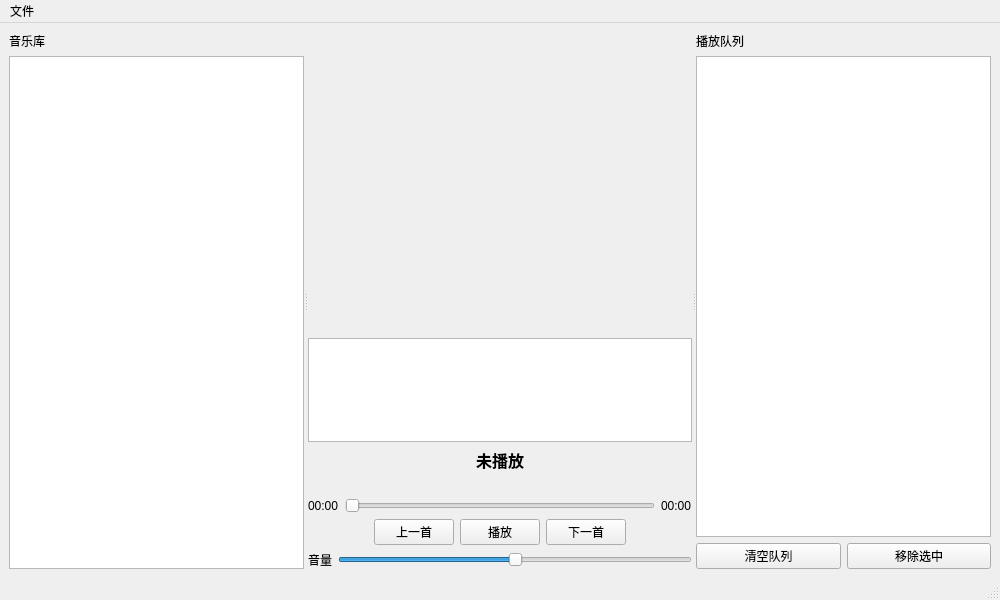
Old version of the form mainwindow.ui in the repository hewenyu/YinYue.
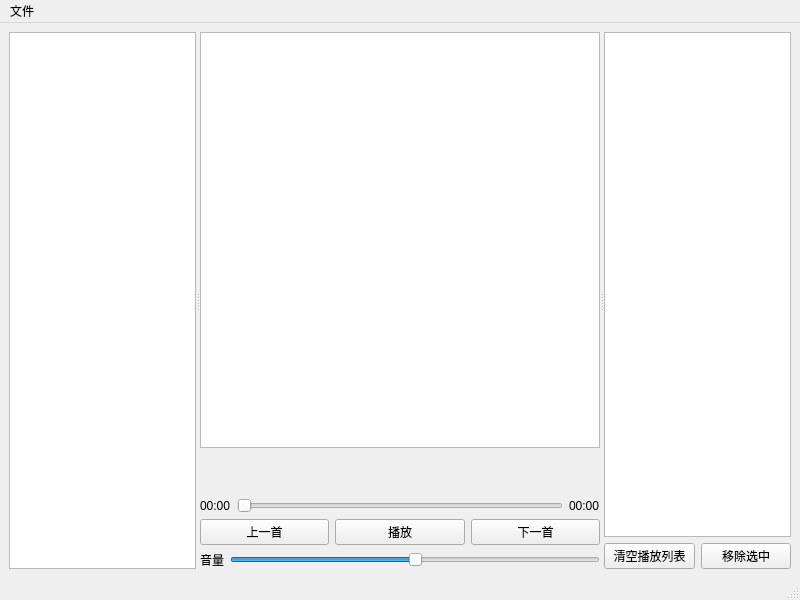
New version of the form.

Patch:
```diff
--- a/mainwindow.ui
+++ b/mainwindow.ui
@@ -6,7 +6,7 @@
    <rect>
     <x>0</x>
     <y>0</y>
-    <width>1000</width>
+    <width>800</width>
     <height>600</height>
    </rect>
   </property>
@@ -21,49 +21,22 @@
        <enum>Qt::Horizontal</enum>
       </property>
       <widget class="QWidget" name="leftWidget" native="true">
-       <layout class="QVBoxLayout" name="verticalLayout_3">
+       <layout class="QVBoxLayout" name="verticalLayout">
         <item>
-         <widget class="QLabel" name="libraryLabel">
-          <property name="text">
-           <string>音乐库</string>
-          </property>
-         </widget>
-        </item>
-        <item>
-         <widget class="QListWidget" name="libraryWidget">
-          <property name="sizePolicy">
-           <sizepolicy hsizetype="Preferred" vsizetype="Expanding">
-            <horstretch>1</horstretch>
-            <verstretch>0</verstretch>
-           </sizepolicy>
-          </property>
-         </widget>
+         <widget class="QListWidget" name="libraryWidget"/>
         </item>
        </layout>
       </widget>
       <widget class="QWidget" name="centerWidget" native="true">
        <layout class="QVBoxLayout" name="verticalLayout_2">
         <item>
-         <widget class="QLabel" name="coverLabel">
+         <widget class="QTextEdit" name="lyricEdit">
           <property name="minimumSize">
            <size>
-            <width>300</width>
+            <width>400</width>
             <height>300</height>
            </size>
           </property>
-          <property name="text">
-           <string/>
-          </property>
-          <property name="alignment">
-           <set>Qt::AlignCenter</set>
-          </property>
-         </widget>
-        </item>
-        <item>
-         <widget class="QTextEdit" name="lyricEdit">
-          <property name="minimumHeight">
-           <number>100</number>
-          </property>
           <property name="readOnly">
            <bool>true</bool>
           </property>
@@ -82,9 +55,6 @@
               <bold>true</bold>
              </font>
             </property>
-            <property name="text">
-             <string>未播放</string>
-            </property>
             <property name="alignment">
              <set>Qt::AlignCenter</set>
             </property>
@@ -92,9 +62,6 @@
           </item>
           <item>
            <widget class="QLabel" name="artistLabel">
-            <property name="text">
-             <string/>
-            </property>
             <property name="alignment">
              <set>Qt::AlignCenter</set>
             </property>
@@ -127,19 +94,6 @@
           </item>
           <item>
            <layout class="QHBoxLayout" name="buttonLayout">
-            <item>
-             <spacer name="horizontalSpacer">
-              <property name="orientation">
-               <enum>Qt::Horizontal</enum>
-              </property>
-              <property name="sizeHint" stdset="0">
-               <size>
-                <width>40</width>
-                <height>20</height>
-               </size>
-              </property>
-             </spacer>
-            </item>
             <item>
              <widget class="QPushButton" name="previousButton">
               <property name="text">
@@ -161,19 +115,6 @@
               </property>
              </widget>
             </item>
-            <item>
-             <spacer name="horizontalSpacer_2">
-              <property name="orientation">
-               <enum>Qt::Horizontal</enum>
-              </property>
-              <property name="sizeHint" stdset="0">
-               <size>
-                <width>40</width>
-                <height>20</height>
-               </size>
-              </property>
-             </spacer>
-            </item>
            </layout>
           </item>
           <item>
@@ -205,30 +146,16 @@
        </layout>
       </widget>
       <widget class="QWidget" name="rightWidget" native="true">
-       <layout class="QVBoxLayout" name="verticalLayout">
+       <layout class="QVBoxLayout" name="verticalLayout_3">
         <item>
-         <widget class="QLabel" name="playlistLabel">
-          <property name="text">
-           <string>播放队列</string>
-          </property>
-         </widget>
+         <widget class="QListWidget" name="playlistWidget"/>
         </item>
         <item>
-         <widget class="QListWidget" name="playlistWidget">
-          <property name="sizePolicy">
-           <sizepolicy hsizetype="Preferred" vsizetype="Expanding">
-            <horstretch>1</horstretch>
-            <verstretch>0</verstretch>
-           </sizepolicy>
-          </property>
-         </widget>
-        </item>
-        <item>
-         <layout class="QHBoxLayout" name="playlistControlLayout">
+         <layout class="QHBoxLayout" name="playlistButtonLayout">
           <item>
            <widget class="QPushButton" name="clearPlaylistButton">
             <property name="text">
-             <string>清空队列</string>
+             <string>清空播放列表</string>
             </property>
            </widget>
           </item>
@@ -252,11 +179,11 @@
     <rect>
      <x>0</x>
      <y>0</y>
-     <width>1000</width>
+     <width>800</width>
      <height>30</height>
     </rect>
    </property>
-   <widget class="QMenu" name="menuFile">
+   <widget class="QMenu" name="menu">
     <property name="title">
      <string>文件</string>
     </property>
@@ -265,7 +192,7 @@
     <addaction name="separator"/>
     <addaction name="actionExit"/>
    </widget>
-   <addaction name="menuFile"/>
+   <addaction name="menu"/>
   </widget>
   <widget class="QStatusBar" name="statusbar"/>
   <action name="actionOpenFile">
```
